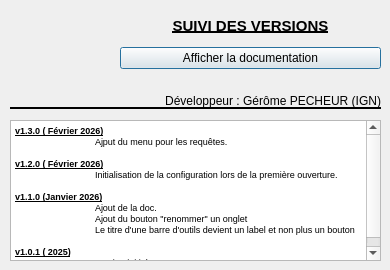
IGNF/maitre-qgis-plugin, file aproposde.ui: the form before one commit.
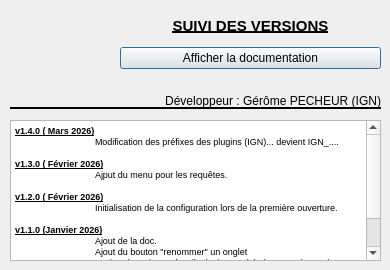
The form after the commit. Icons and pictures are not drawn.

Commit message: modif de (IGN).. en IGN_....

What changed in the file:
```diff
--- a/aproposde.ui
+++ b/aproposde.ui
@@ -100,6 +100,9 @@
 &lt;html&gt;&lt;head&gt;&lt;meta name=&quot;qrichtext&quot; content=&quot;1&quot; /&gt;&lt;style type=&quot;text/css&quot;&gt;
 p, li { white-space: pre-wrap; }
 &lt;/style&gt;&lt;/head&gt;&lt;body style=&quot; font-family:'MS Shell Dlg 2'; font-size:7.8pt; font-weight:400; font-style:normal;&quot;&gt;
+&lt;p style=&quot; margin-top:0px; margin-bottom:0px; margin-left:0px; margin-right:0px; -qt-block-indent:0; text-indent:0px;&quot;&gt;&lt;span style=&quot; font-size:7pt; font-weight:600; text-decoration: underline;&quot;&gt;v1.4.0 ( Mars 2026)&lt;/span&gt;&lt;/p&gt;
+&lt;p style=&quot; margin-top:0px; margin-bottom:0px; margin-left:0px; margin-right:0px; -qt-block-indent:0; text-indent:0px;&quot;&gt;&lt;span style=&quot; font-size:7pt;&quot;&gt;	Modification des préfixes des plugins (IGN)... devient IGN_....&lt;/span&gt;&lt;/p&gt;
+&lt;p style=&quot;-qt-paragraph-type:empty; margin-top:0px; margin-bottom:0px; margin-left:0px; margin-right:0px; -qt-block-indent:0; text-indent:0px; font-size:7pt;&quot;&gt;&lt;br /&gt;&lt;/p&gt;
 &lt;p style=&quot; margin-top:0px; margin-bottom:0px; margin-left:0px; margin-right:0px; -qt-block-indent:0; text-indent:0px;&quot;&gt;&lt;span style=&quot; font-size:7pt; font-weight:600; text-decoration: underline;&quot;&gt;v1.3.0 ( Février 2026)&lt;/span&gt;&lt;/p&gt;
 &lt;p style=&quot; margin-top:0px; margin-bottom:0px; margin-left:0px; margin-right:0px; -qt-block-indent:0; text-indent:0px;&quot;&gt;&lt;span style=&quot; font-size:7pt;&quot;&gt;	Ajput du menu pour les requêtes.&lt;/span&gt;&lt;/p&gt;
 &lt;p style=&quot;-qt-paragraph-type:empty; margin-top:0px; margin-bottom:0px; margin-left:0px; margin-right:0px; -qt-block-indent:0; text-indent:0px; font-size:7pt;&quot;&gt;&lt;br /&gt;&lt;/p&gt;
```
The commit also changes 1 other file.
